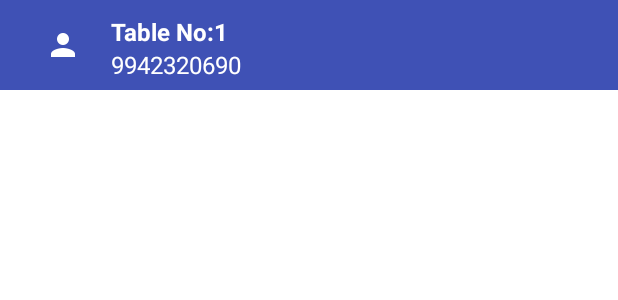
After one commit to snithishkumar/hsb-android, an Android app: the layout fragment_navigation_drawer.xml on its own in the app's theme, with its tools: preview values and no code run, on a phone screen of 412 x 824 dp. The commit adds this screen. Shown: the top 300 px of the screen. Run offline under Robolectric (Android 15) with nearby library versions, the light colour scheme and no system bars.

Commit message:
Navigator added

```diff
--- /dev/null
+++ b/hsb/app/src/main/res/layout/fragment_navigation_drawer.xml
@@ -0,0 +1,54 @@
+<RelativeLayout xmlns:android="http://schemas.android.com/apk/res/android"
+    android:layout_width="match_parent"
+    android:layout_height="match_parent"
+    android:background="@android:color/white">
+
+
+    <RelativeLayout
+        android:id="@+id/nav_header_container"
+        android:layout_width="match_parent"
+        android:layout_height="60dp"
+        android:layout_alignParentTop="true"
+        android:background="@color/colorPrimary">
+
+        <ImageView
+            android:id="@+id/image"
+            android:layout_width="24dp"
+            android:layout_height="24dp"
+            android:src="@drawable/ic_person_white_48dp"
+            android:layout_marginLeft="30dp"
+            android:layout_centerVertical="true" />
+        <TextView
+            android:id="@+id/navigation_drawer_name"
+            android:layout_width="wrap_content"
+            android:layout_height="wrap_content"
+            android:text="Table No:1"
+            android:layout_toRightOf="@+id/image"
+            android:layout_marginTop="10dp"
+            android:layout_marginLeft="20dp"
+            android:textColor="@color/white"
+            android:textSize="16sp"
+            android:textStyle="bold"/>
+        <TextView
+            android:id="@+id/navigation_drawer_mobile_no"
+            android:layout_width="wrap_content"
+            android:layout_height="wrap_content"
+            android:textColor="@color/white"
+            android:text="9942320690"
+            android:layout_below="@+id/navigation_drawer_name"
+            android:layout_toRightOf="@+id/image"
+            android:layout_marginLeft="20dp"
+            android:textSize="16sp"/>
+
+    </RelativeLayout>
+
+
+    <android.support.v7.widget.RecyclerView
+        android:id="@+id/drawerList"
+        android:layout_width="match_parent"
+        android:layout_height="wrap_content"
+        android:layout_below="@id/nav_header_container"
+        android:layout_marginTop="15dp" />
+
+
+</RelativeLayout>
--- a/hsb/app/src/main/res/values/colors.xml
+++ b/hsb/app/src/main/res/values/colors.xml
@@ -3,4 +3,5 @@
     <color name="colorPrimary">#3F51B5</color>
     <color name="colorPrimaryDark">#303F9F</color>
     <color name="colorAccent">#FF4081</color>
+    <color name="white">#ffffff</color>
 </resources>
--- a/hsb/app/src/main/res/values/dimens.xml
+++ b/hsb/app/src/main/res/values/dimens.xml
@@ -2,4 +2,5 @@
     <!-- Default screen margins, per the Android Design guidelines. -->
     <dimen name="activity_horizontal_margin">16dp</dimen>
     <dimen name="activity_vertical_margin">16dp</dimen>
+    <dimen name="nav_drawer_width">260dp</dimen>
 </resources>
```
Also changed, not shown: hsb/app/src/main/java/com/archide/hsb/view/activities/HomeActivity.java (+54 -1 lines), hsb/app/src/main/java/com/archide/hsb/view/activities/NaviDrawerActivity.java (added, +137 -0 lines), hsb/app/src/main/java/com/archide/hsb/view/adapters/NavigationDrawerAdapter.java (added, +85 -0 lines), hsb/app/src/main/java/com/archide/hsb/view/fragments/FragmentDrawer.java (added, +201 -0 lines), hsb/app/src/main/res/layout/activity_home.xml (+9 -0 lines), hsb/app/src/main/res/layout/navigation_list_item.xml (added, +24 -0 lines), hsb/app/src/main/res/values/strings.xml (+11 -0 lines), hsb/app/src/main/res/drawable-hdpi/ic_person_white_48dp.png (added), hsb/app/src/main/res/drawable-mdpi/ic_person_white_48dp.png (added), hsb/app/src/main/res/drawable-xhdpi/ic_person_white_48dp.png (added), hsb/app/src/main/res/drawable-xxhdpi/ic_person_white_48dp.png (added), hsb/app/src/main/res/drawable-xxxhdpi/ic_person_white_48dp.png (added).
